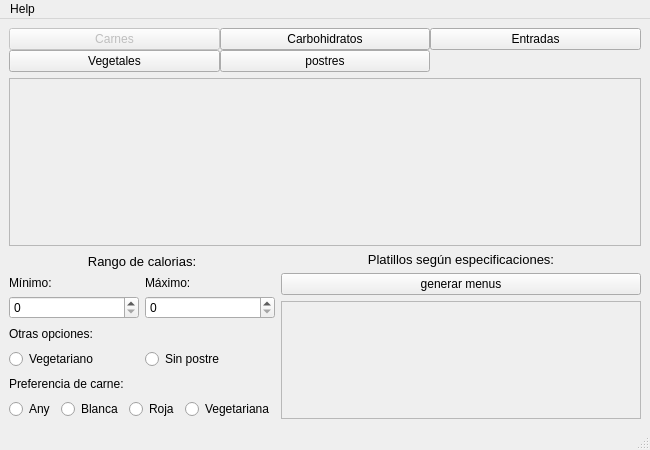
Above: ui/vista_usuario.ui from RyanG300/tarea-leanguajes-3 before the change. Below: the same form after it.
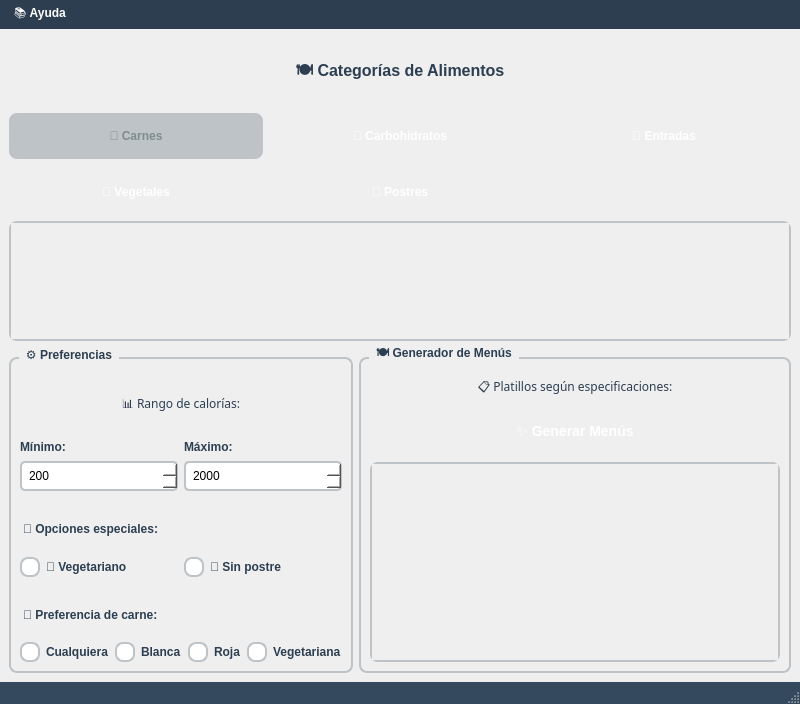
That is the form after the change.

Patch:
```diff
--- a/ui/vista_usuario.ui
+++ b/ui/vista_usuario.ui
@@ -6,55 +6,214 @@
    <rect>
     <x>0</x>
     <y>0</y>
-    <width>650</width>
-    <height>450</height>
+    <width>800</width>
+    <height>691</height>
    </rect>
   </property>
   <property name="windowTitle">
    <string>Menú Saludable Inteligente</string>
   </property>
+  <property name="styleSheet">
+   <string notr="true">QMainWindow {
+    background: qlineargradient(x1: 0, y1: 0, x2: 0, y2: 1, 
+                                stop: 0 #f8f9fa, stop: 1 #e9ecef);
+}
+
+QLabel {
+    color: #2c3e50;
+    font-family: 'Segoe UI', Arial, sans-serif;
+}
+
+QPushButton {
+    background: qlineargradient(x1: 0, y1: 0, x2: 0, y2: 1, 
+                                stop: 0 #3498db, stop: 1 #2980b9);
+    border: none;
+    border-radius: 8px;
+    color: white;
+    font-size: 12px;
+    font-weight: bold;
+    padding: 8px 16px;
+    min-height: 30px;
+}
+
+QPushButton:hover {
+    background: qlineargradient(x1: 0, y1: 0, x2: 0, y2: 1, 
+                                stop: 0 #2980b9, stop: 1 #2471a3);
+}
+
+QPushButton:pressed {
+    background: qlineargradient(x1: 0, y1: 0, x2: 0, y2: 1, 
+                                stop: 0 #2471a3, stop: 1 #1f618d);
+}
+
+QPushButton:disabled {
+    background: #bdc3c7;
+    color: #7f8c8d;
+}
+
+QScrollArea {
+    border: 2px solid #bdc3c7;
+    border-radius: 8px;
+    background-color: white;
+}
+
+QSpinBox {
+    padding: 5px;
+    border: 2px solid #bdc3c7;
+    border-radius: 5px;
+    background-color: white;
+}
+
+QSpinBox:focus {
+    border-color: #3498db;
+}
+
+QRadioButton {
+    color: #2c3e50;
+    font-weight: 500;
+}
+
+QRadioButton::indicator {
+    width: 16px;
+    height: 16px;
+}
+
+QRadioButton::indicator:unchecked {
+    border: 2px solid #bdc3c7;
+    border-radius: 8px;
+    background-color: white;
+}
+
+QRadioButton::indicator:checked {
+    border: 2px solid #3498db;
+    border-radius: 8px;
+    background-color: #3498db;
+}
+
+QGroupBox {
+    font-weight: bold;
+    color: #2c3e50;
+    border: 2px solid #bdc3c7;
+    border-radius: 8px;
+    margin-top: 10px;
+    padding-top: 10px;
+}
+
+QGroupBox::title {
+    subcontrol-origin: margin;
+    left: 10px;
+    padding: 0 5px 0 5px;
+}</string>
+  </property>
   <widget class="QWidget" name="centralwidget">
    <layout class="QVBoxLayout" name="verticalLayout">
+    <item>
+     <widget class="QLabel" name="welcomeLabel">
+      <property name="styleSheet">
+       <string notr="true">font-size: 16px; 
+font-weight: bold; 
+color: #2c3e50;
+margin: 10px;
+padding: 10px;</string>
+      </property>
+      <property name="text">
+       <string>🍽️ Categorías de Alimentos</string>
+      </property>
+      <property name="alignment">
+       <set>Qt::AlignCenter</set>
+      </property>
+     </widget>
+    </item>
     <item>
      <layout class="QGridLayout" name="gridLayout">
       <property name="spacing">
-       <number>0</number>
+       <number>10</number>
       </property>
       <item row="0" column="0">
        <widget class="QPushButton" name="carnesButton">
         <property name="enabled">
          <bool>false</bool>
         </property>
+        <property name="styleSheet">
+         <string notr="true">QPushButton {
+    background: qlineargradient(x1: 0, y1: 0, x2: 0, y2: 1, 
+                                stop: 0 #e74c3c, stop: 1 #c0392b);
+}
+QPushButton:hover {
+    background: qlineargradient(x1: 0, y1: 0, x2: 0, y2: 1, 
+                                stop: 0 #c0392b, stop: 1 #a93226);
+}</string>
+        </property>
         <property name="text">
-         <string>Carnes</string>
+         <string>🥩 Carnes</string>
         </property>
        </widget>
       </item>
       <item row="1" column="0">
        <widget class="QPushButton" name="vegetalesButton">
+        <property name="styleSheet">
+         <string notr="true">QPushButton {
+    background: qlineargradient(x1: 0, y1: 0, x2: 0, y2: 1, 
+                                stop: 0 #27ae60, stop: 1 #229954);
+}
+QPushButton:hover {
+    background: qlineargradient(x1: 0, y1: 0, x2: 0, y2: 1, 
+                                stop: 0 #229954, stop: 1 #1e8449);
+}</string>
+        </property>
         <property name="text">
-         <string>Vegetales</string>
+         <string>🥬 Vegetales</string>
         </property>
        </widget>
       </item>
       <item row="0" column="1">
        <widget class="QPushButton" name="carbohidratosButton">
+        <property name="styleSheet">
+         <string notr="true">QPushButton {
+    background: qlineargradient(x1: 0, y1: 0, x2: 0, y2: 1, 
+                                stop: 0 #f39c12, stop: 1 #e67e22);
+}
+QPushButton:hover {
+    background: qlineargradient(x1: 0, y1: 0, x2: 0, y2: 1, 
+                                stop: 0 #e67e22, stop: 1 #d35400);
+}</string>
+        </property>
         <property name="text">
-         <string>Carbohidratos</string>
+         <string>🍞 Carbohidratos</string>
         </property>
        </widget>
       </item>
       <item row="0" column="2">
        <widget class="QPushButton" name="entradasButton">
+        <property name="styleSheet">
+         <string notr="true">QPushButton {
+    background: qlineargradient(x1: 0, y1: 0, x2: 0, y2: 1, 
+                                stop: 0 #9b59b6, stop: 1 #8e44ad);
+}
+QPushButton:hover {
+    background: qlineargradient(x1: 0, y1: 0, x2: 0, y2: 1, 
+                                stop: 0 #8e44ad, stop: 1 #7d3c98);
+}</string>
+        </property>
         <property name="text">
-         <string>Entradas</string>
+         <string>🥗 Entradas</string>
         </property>
        </widget>
       </item>
       <item row="1" column="1">
        <widget class="QPushButton" name="postresButton">
+        <property name="styleSheet">
+         <string notr="true">QPushButton {
+    background: qlineargradient(x1: 0, y1: 0, x2: 0, y2: 1, 
+                                stop: 0 #e91e63, stop: 1 #c2185b);
+}
+QPushButton:hover {
+    background: qlineargradient(x1: 0, y1: 0, x2: 0, y2: 1, 
+                                stop: 0 #c2185b, stop: 1 #ad1457);
+}</string>
+        </property>
         <property name="text">
-         <string>postres</string>
+         <string>🍰 Postres</string>
         </property>
        </widget>
       </item>
@@ -65,7 +224,7 @@
       <property name="minimumSize">
        <size>
         <width>0</width>
-        <height>0</height>
+        <height>120</height>
        </size>
       </property>
       <property name="widgetResizable">
@@ -76,8 +235,8 @@
         <rect>
          <x>0</x>
          <y>0</y>
-         <width>630</width>
-         <height>164</height>
+         <width>778</width>
+         <height>116</height>
         </rect>
        </property>
        <layout class="QVBoxLayout" name="verticalLayout_2"/>
@@ -87,16 +246,20 @@
     <item>
      <layout class="QHBoxLayout" name="horizontalLayout_2">
       <item>
+       <widget class="QGroupBox" name="preferencesGroupBox">
+        <property name="title">
+         <string>⚙️ Preferencias</string>
+        </property>
        <layout class="QVBoxLayout" name="verticalLayout_5">
         <item>
          <widget class="QLabel" name="label">
           <property name="font">
            <font>
-            <pointsize>10</pointsize>
+             <family>Segoe UI,Arial,sans-serif</family>
            </font>
           </property>
           <property name="text">
-           <string>Rango de calorias:</string>
+            <string>📊 Rango de calorías:</string>
           </property>
           <property name="alignment">
            <set>Qt::AlignCenter</set>
@@ -110,6 +273,9 @@
             <property name="maximum">
              <number>9999</number>
             </property>
+             <property name="value">
+              <number>2000</number>
+             </property>
            </widget>
           </item>
           <item row="1" column="0">
@@ -117,10 +283,16 @@
             <property name="maximum">
              <number>9999</number>
             </property>
+             <property name="value">
+              <number>200</number>
+             </property>
            </widget>
           </item>
           <item row="0" column="0">
            <widget class="QLabel" name="label_4">
+             <property name="styleSheet">
+              <string notr="true">font-weight: 500;</string>
+             </property>
             <property name="text">
              <string>Mínimo:</string>
             </property>
@@ -128,6 +300,9 @@
           </item>
           <item row="0" column="1">
            <widget class="QLabel" name="label_5">
+             <property name="styleSheet">
+              <string notr="true">font-weight: 500;</string>
+             </property>
             <property name="text">
              <string>Máximo:</string>
             </property>
@@ -137,8 +312,11 @@
         </item>
         <item>
          <widget class="QLabel" name="label_2">
+           <property name="styleSheet">
+            <string notr="true">font-weight: bold; margin-top: 10px;</string>
+           </property>
           <property name="text">
-           <string>Otras opciones:</string>
+            <string>🌱 Opciones especiales:</string>
           </property>
          </widget>
         </item>
@@ -147,7 +325,7 @@
           <item>
            <widget class="QRadioButton" name="vegetarianoRadioButton">
             <property name="text">
-             <string>Vegetariano</string>
+              <string>🥕 Vegetariano</string>
             </property>
             <property name="autoExclusive">
              <bool>false</bool>
@@ -157,7 +335,10 @@
           <item>
            <widget class="QRadioButton" name="sinPostreRadioButton">
             <property name="text">
-             <string>Sin postre</string>
+              <string>🚫 Sin postre</string>
+             </property>
+             <property name="autoExclusive">
+              <bool>false</bool>
             </property>
            </widget>
           </item>
@@ -165,8 +346,11 @@
         </item>
         <item>
          <widget class="QLabel" name="label_6">
+           <property name="styleSheet">
+            <string notr="true">font-weight: bold; margin-top: 10px;</string>
+           </property>
           <property name="text">
-           <string>Preferencia de carne:</string>
+            <string>🥩 Preferencia de carne:</string>
           </property>
          </widget>
         </item>
@@ -175,7 +359,7 @@
           <item>
            <widget class="QRadioButton" name="anyCarneRadioButton">
             <property name="text">
-             <string>Any</string>
+              <string>Cualquiera</string>
             </property>
            </widget>
           </item>
@@ -203,22 +387,23 @@
          </layout>
         </item>
        </layout>
+       </widget>
       </item>
       <item>
+       <widget class="QGroupBox" name="menusGroupBox">
+        <property name="title">
+         <string>🍽️ Generador de Menús</string>
+        </property>
        <layout class="QVBoxLayout" name="verticalLayout_4">
         <item>
          <widget class="QLabel" name="label_3">
           <property name="font">
            <font>
-            <pointsize>10</pointsize>
-            <weight>50</weight>
-            <italic>false</italic>
-            <bold>false</bold>
-            <underline>false</underline>
+             <family>Segoe UI,Arial,sans-serif</family>
            </font>
           </property>
           <property name="text">
-           <string>Platillos según especificaciones:</string>
+            <string>📋 Platillos según especificaciones:</string>
           </property>
           <property name="alignment">
            <set>Qt::AlignCenter</set>
@@ -227,13 +412,31 @@
         </item>
         <item>
          <widget class="QPushButton" name="generarMenusButton">
+           <property name="styleSheet">
+            <string notr="true">QPushButton {
+    background: qlineargradient(x1: 0, y1: 0, x2: 0, y2: 1, 
+                                stop: 0 #f39c12, stop: 1 #e67e22);
+    font-size: 14px;
+    min-height: 35px;
+}
+QPushButton:hover {
+    background: qlineargradient(x1: 0, y1: 0, x2: 0, y2: 1, 
+                                stop: 0 #e67e22, stop: 1 #d35400);
+}</string>
+           </property>
           <property name="text">
-           <string>generar menus</string>
+            <string>✨ Generar Menús</string>
           </property>
          </widget>
         </item>
         <item>
-         <widget class="QScrollArea" name="scrollAreaPlatillos">
+          <widget class="QScrollArea" name="scrollAreaMenus">
+           <property name="minimumSize">
+            <size>
+             <width>0</width>
+             <height>200</height>
+            </size>
+           </property>
           <property name="widgetResizable">
            <bool>true</bool>
           </property>
@@ -242,32 +445,72 @@
             <rect>
              <x>0</x>
              <y>0</y>
-             <width>376</width>
-             <height>108</height>
+              <width>409</width>
+              <height>196</height>
             </rect>
            </property>
           </widget>
          </widget>
         </item>
        </layout>
+       </widget>
       </item>
      </layout>
     </item>
    </layout>
   </widget>
-  <widget class="QStatusBar" name="statusbar"/>
+  <widget class="QStatusBar" name="statusbar">
+   <property name="styleSheet">
+    <string notr="true">QStatusBar {
+    background-color: #34495e;
+    color: white;
+    font-weight: 500;
+}</string>
+   </property>
+  </widget>
   <widget class="QMenuBar" name="menubar">
    <property name="geometry">
     <rect>
      <x>0</x>
      <y>0</y>
-     <width>650</width>
-     <height>21</height>
+     <width>800</width>
+     <height>25</height>
     </rect>
    </property>
+   <property name="styleSheet">
+    <string notr="true">QMenuBar {
+    background-color: #2c3e50;
+    color: white;
+    font-weight: 500;
+}
+
+QMenuBar::item {
+    background-color: transparent;
+    padding: 4px 8px;
+}
+
+QMenuBar::item:selected {
+    background-color: #34495e;
+    border-radius: 4px;
+}
+
+QMenu {
+    background-color: #2c3e50;
+    color: white;
+    border: 1px solid #34495e;
+}
+
+QMenu::item {
+    padding: 5px 20px;
+}
+
+QMenu::item:selected {
+    background-color: #34495e;
+}</string>
+   </property>
    <widget class="QMenu" name="menuHelp">
     <property name="title">
-     <string>Help</string>
+     <string>📚 Ayuda</string>
     </property>
     <addaction name="actionSobre"/>
     <addaction name="actionSalir"/>
```
Left out of the diff: 4 changed lines with no effect on the pictures. Lines whose indentation alone changed are shown as unchanged.
